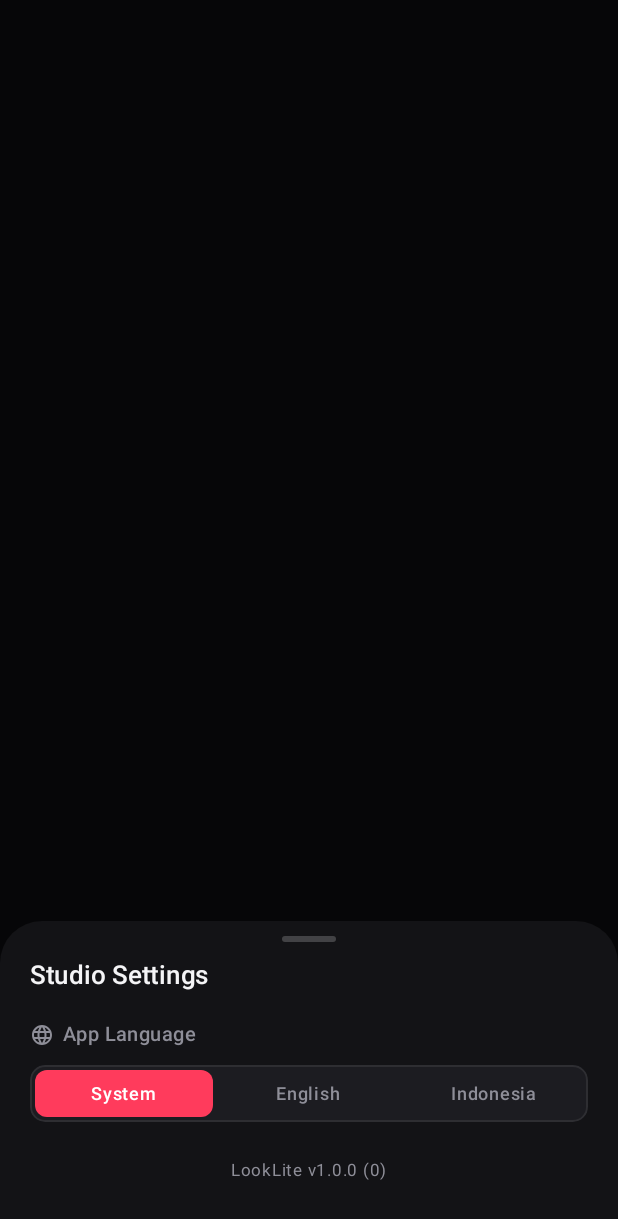
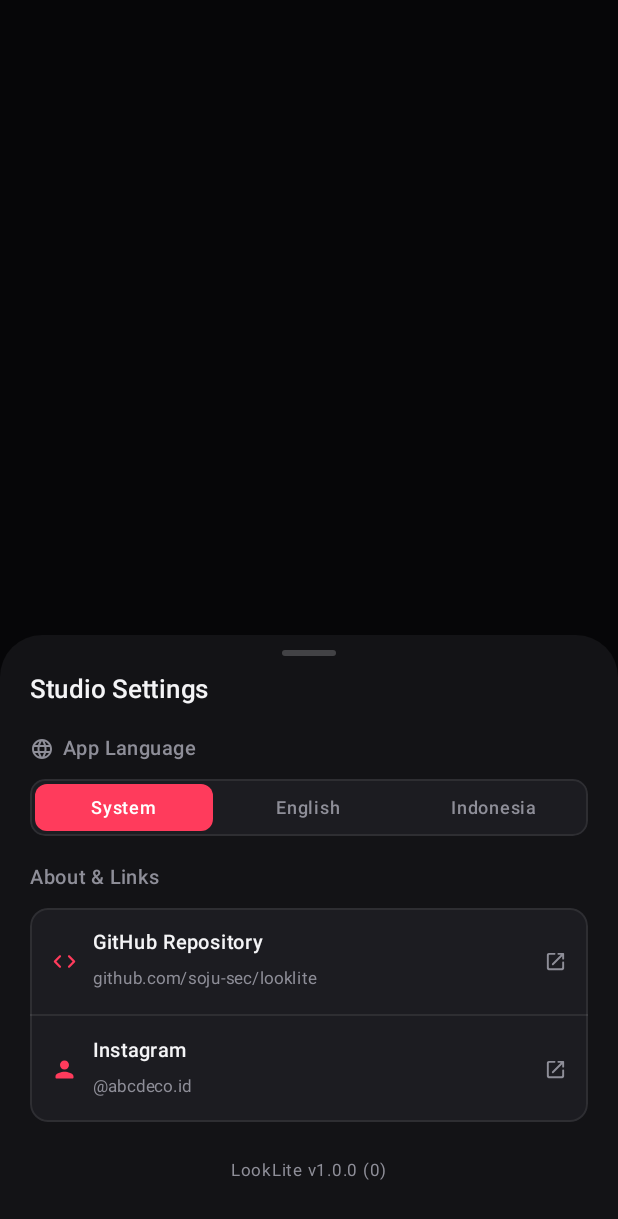
Before and after one commit to soju-sec/looklite, an Android app built with Jetpack Compose: the composable SettingsBottomSheet called with empty values, on a phone screen of 412 x 824 dp. Shown: the top 1219 px of the screen. Run offline under Robolectric (Android 15) with nearby library versions, the phone set to English and light mode, and no system bars.

Commit message:
chore(brand): rename Meitu category to Beauty and add GitHub & Instagram links to Settings

```diff
--- a/app/src/main/java/app/looklite/android/data/PresetCatalog.kt
+++ b/app/src/main/java/app/looklite/android/data/PresetCatalog.kt
@@ -84,7 +84,7 @@ object PresetCatalog {
                 val id = obj.getString("preset_id")
                 val brandStr = obj.optString("camera_system", "poles")
                 val brand = when (brandStr.lowercase()) {
-                    "meitu" -> CameraBrand.MEITU
+                    "beauty", "meitu" -> CameraBrand.BEAUTY
                     "fuji", "fujifilm" -> CameraBrand.FUJIFILM
                     "kodak" -> CameraBrand.KODAK
                     "leica" -> CameraBrand.LEICA
--- a/app/src/main/java/app/looklite/android/model/PresetModels.kt
+++ b/app/src/main/java/app/looklite/android/model/PresetModels.kt
@@ -2,7 +2,7 @@ package app.looklite.android.model
 
 enum class CameraBrand(val id: String, val displayName: String) {
     POLES("poles", "POLES"),
-    MEITU("meitu", "MEITU"),
+    BEAUTY("beauty", "BEAUTY"),
     FUJIFILM("fuji", "FUJI"),
     KODAK("kodak", "KODAK"),
     LEICA("leica", "LEICA"),
@@ -96,7 +96,7 @@ enum class LookCategory {
     HASSELBLAD,
     ILFORD,
     RETOUCH,
-    MEITU
+    BEAUTY
 }
 
 data class CustomLook(
--- a/app/src/main/java/app/looklite/android/ui/components/SettingsBottomSheet.kt
+++ b/app/src/main/java/app/looklite/android/ui/components/SettingsBottomSheet.kt
@@ -1,5 +1,7 @@
 package app.looklite.android.ui.components
 
+import android.content.Intent
+import android.net.Uri
 import android.widget.Toast
 import androidx.compose.animation.AnimatedVisibility
 import androidx.compose.foundation.background
@@ -10,7 +12,10 @@ import androidx.compose.foundation.layout.*
 import androidx.compose.foundation.shape.RoundedCornerShape
 import androidx.compose.material.icons.Icons
 import androidx.compose.material.icons.rounded.BugReport
+import androidx.compose.material.icons.rounded.Code
 import androidx.compose.material.icons.rounded.Language
+import androidx.compose.material.icons.rounded.OpenInNew
+import androidx.compose.material.icons.rounded.Person
 import androidx.compose.material3.*
 import androidx.compose.runtime.*
 import androidx.compose.ui.Alignment
@@ -159,6 +164,55 @@ fun SettingsBottomSheet(
                 }
             }
 
+            // About & Social Links Section
+            Column(verticalArrangement = Arrangement.spacedBy(8.dp)) {
+                Text(
+                    text = stringResource(R.string.settings_about),
+                    fontSize = 13.sp,
+                    fontWeight = FontWeight.Medium,
+                    color = StudioTextSecondary
+                )
+
+                Column(
+                    modifier = Modifier
+                        .fillMaxWidth()
+                        .clip(RoundedCornerShape(12.dp))
+                        .background(StudioElevatedBg)
+                        .border(1.dp, StudioHairlineBorder, RoundedCornerShape(12.dp))
+                ) {
+                    LinkRow(
+                        icon = Icons.Rounded.Code,
+                        title = stringResource(R.string.settings_github),
+                        subtitle = "github.com/soju-sec/looklite",
+                        onClick = {
+                            haptic.performHapticFeedback(HapticFeedbackType.TextHandleMove)
+                            context.startActivity(
+                                Intent(Intent.ACTION_VIEW, Uri.parse("https://github.com/soju-sec/looklite"))
+                            )
+                        }
+                    )
+
+                    Box(
+                        modifier = Modifier
+                            .fillMaxWidth()
+                            .height(1.dp)
+                            .background(StudioHairlineBorder)
+                    )
+
+                    LinkRow(
+                        icon = Icons.Rounded.Person,
+                        title = stringResource(R.string.settings_instagram),
+                        subtitle = "@abcdeco.id",
+                        onClick = {
+                            haptic.performHapticFeedback(HapticFeedbackType.TextHandleMove)
+                            context.startActivity(
+                                Intent(Intent.ACTION_VIEW, Uri.parse("https://www.instagram.com/abcdeco.id"))
+                            )
+                        }
+                    )
+                }
+            }
+
             // Developer Diagnostics Section (revealed after 5 taps on version string)
             AnimatedVisibility(visible = isDeveloperUnlocked) {
                 Column(
@@ -256,6 +310,54 @@ fun SettingsBottomSheet(
 }
 
 @Composable
+private fun LinkRow(
+    icon: androidx.compose.ui.graphics.vector.ImageVector,
+    title: String,
+    subtitle: String,
+    onClick: () -> Unit
+) {
+    Row(
+        modifier = Modifier
+            .fillMaxWidth()
+            .clickable { onClick() }
+            .padding(horizontal = 14.dp, vertical = 11.dp),
+        verticalAlignment = Alignment.CenterVertically,
+        horizontalArrangement = Arrangement.SpaceBetween
+    ) {
+        Row(
+            verticalAlignment = Alignment.CenterVertically,
+            horizontalArrangement = Arrangement.spacedBy(10.dp)
+        ) {
+            Icon(
+                imageVector = icon,
+                contentDescription = null,
+                tint = StudioAccent,
+                modifier = Modifier.size(18.dp)
+            )
+            Column {
+                Text(
+                    text = title,
+                    fontSize = 13.sp,
+                    fontWeight = FontWeight.Medium,
+                    color = StudioTextPrimary
+                )
+                Text(
+                    text = subtitle,
+                    fontSize = 11.sp,
+                    color = StudioTextSecondary
+                )
+            }
+        }
+        Icon(
+            imageVector = Icons.Rounded.OpenInNew,
+            contentDescription = null,
+            tint = StudioTextSecondary,
+            modifier = Modifier.size(15.dp)
+        )
+    }
+}
+
+@Composable
 private fun MetricRow(label: String, value: String) {
     Row(
         modifier = Modifier.fillMaxWidth(),
--- a/app/src/main/java/app/looklite/android/ui/components/StudioWorkbench.kt
+++ b/app/src/main/java/app/looklite/android/ui/components/StudioWorkbench.kt
@@ -270,7 +270,7 @@ private fun LooksPanel(
                     LookCategory.HASSELBLAD -> "Hasselblad"
                     LookCategory.ILFORD -> "Ilford"
                     LookCategory.RETOUCH -> stringResource(R.string.cat_retouch)
-                    LookCategory.MEITU -> "Meitu"
+                    LookCategory.BEAUTY -> "Beauty"
                 }
 
                 Column(
@@ -399,7 +399,7 @@ private fun LooksPanel(
                     LookCategory.HASSELBLAD -> presets.filter { it.brand == CameraBrand.HASSELBLAD }
                     LookCategory.ILFORD -> presets.filter { it.brand == CameraBrand.VINTAGE }
                     LookCategory.RETOUCH -> presets.filter { it.brand == CameraBrand.POLES }
-                    LookCategory.MEITU -> presets.filter { it.brand == CameraBrand.MEITU }
+                    LookCategory.BEAUTY -> presets.filter { it.brand == CameraBrand.BEAUTY }
                     LookCategory.MY_LOOKS -> emptyList()
                 }
             }
--- a/app/src/main/res/values/strings.xml
+++ b/app/src/main/res/values/strings.xml
@@ -78,6 +78,9 @@
     <string name="settings_dev_gpu_label">GPU Frame Time</string>
     <string name="settings_dev_lut_label">Active 3D LUT</string>
     <string name="settings_dev_res_label">Canvas Resolution</string>
+    <string name="settings_about">About &amp; Links</string>
+    <string name="settings_github">GitHub Repository</string>
+    <string name="settings_instagram">Instagram</string>
     <string name="settings_version_format">LookLite v%1$s (%2$d)</string>
 
     <!-- Export Dialog -->
```
Also changed, not shown: app/src/main/assets/presets.json, 2 other files.
